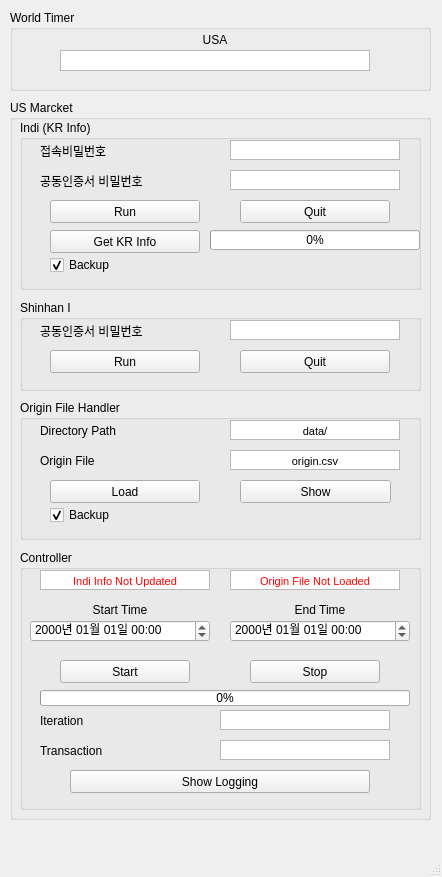
First picture: the form in pm/templates/main.ui, repository LeoHNLee/portfolio_manager, before the edit.
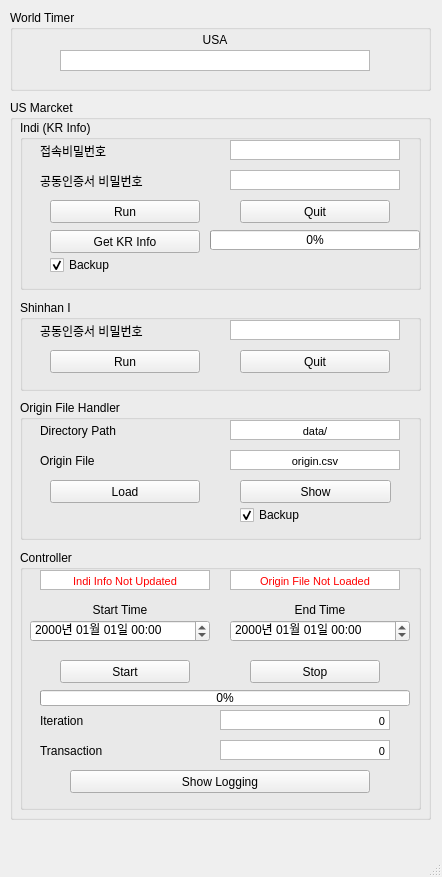
Second picture: the form after the edit.

Diff of the .ui file:
```diff
--- a/pm/templates/main.ui
+++ b/pm/templates/main.ui
@@ -427,7 +427,7 @@
 &lt;html&gt;&lt;head&gt;&lt;meta name=&quot;qrichtext&quot; content=&quot;1&quot; /&gt;&lt;style type=&quot;text/css&quot;&gt;
 p, li { white-space: pre-wrap; }
 &lt;/style&gt;&lt;/head&gt;&lt;body style=&quot; font-family:'MS Shell Dlg 2'; font-size:8pt; font-weight:400; font-style:normal;&quot;&gt;
-&lt;p align=&quot;center&quot; style=&quot;-qt-paragraph-type:empty; margin-top:0px; margin-bottom:0px; margin-left:0px; margin-right:0px; -qt-block-indent:0; text-indent:0px;&quot;&gt;&lt;br /&gt;&lt;/p&gt;&lt;/body&gt;&lt;/html&gt;</string>
+&lt;p align=&quot;right&quot; style=&quot; margin-top:0px; margin-bottom:0px; margin-left:0px; margin-right:0px; -qt-block-indent:0; text-indent:0px;&quot;&gt;0&lt;/p&gt;&lt;/body&gt;&lt;/html&gt;</string>
       </property>
      </widget>
      <widget class="QTextBrowser" name="USCntrTrans_tb">
@@ -450,7 +450,7 @@
 &lt;html&gt;&lt;head&gt;&lt;meta name=&quot;qrichtext&quot; content=&quot;1&quot; /&gt;&lt;style type=&quot;text/css&quot;&gt;
 p, li { white-space: pre-wrap; }
 &lt;/style&gt;&lt;/head&gt;&lt;body style=&quot; font-family:'MS Shell Dlg 2'; font-size:8pt; font-weight:400; font-style:normal;&quot;&gt;
-&lt;p align=&quot;center&quot; style=&quot;-qt-paragraph-type:empty; margin-top:0px; margin-bottom:0px; margin-left:0px; margin-right:0px; -qt-block-indent:0; text-indent:0px;&quot;&gt;&lt;br /&gt;&lt;/p&gt;&lt;/body&gt;&lt;/html&gt;</string>
+&lt;p align=&quot;right&quot; style=&quot; margin-top:0px; margin-bottom:0px; margin-left:0px; margin-right:0px; -qt-block-indent:0; text-indent:0px;&quot;&gt;0&lt;/p&gt;&lt;/body&gt;&lt;/html&gt;</string>
       </property>
      </widget>
      <widget class="QTextEdit" name="USCntrIndiStatus_tb">
@@ -688,7 +688,7 @@
      <widget class="QCheckBox" name="USOriginFileBackup_cb">
       <property name="geometry">
        <rect>
-        <x>30</x>
+        <x>220</x>
         <y>100</y>
         <width>150</width>
         <height>30</height>
```
Left out of the diff: 10 changed lines with no effect on the pictures.
